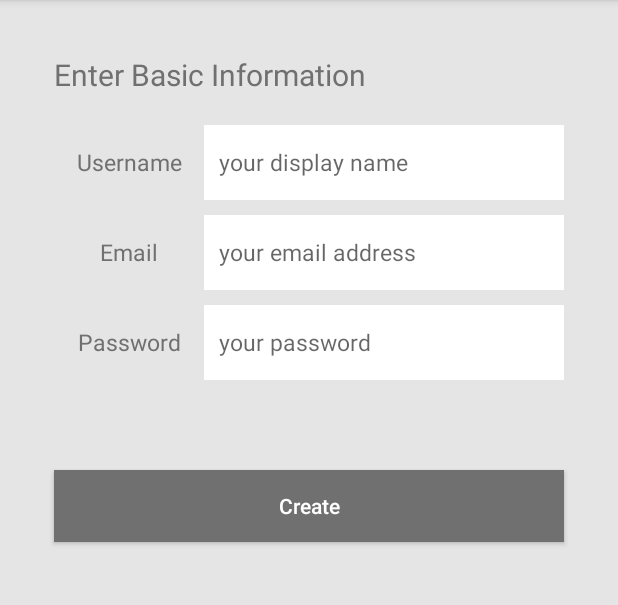
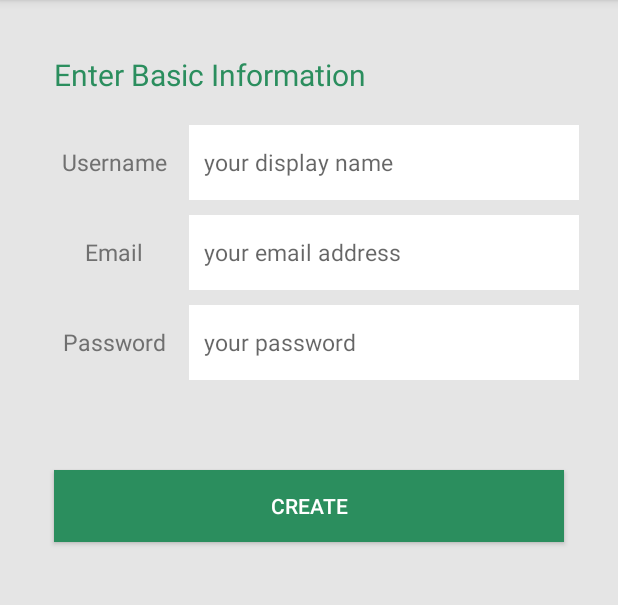
Before and after one commit to Xinbei/Dartmouth-Coach-App, an Android app: the CreateAccountActivity screen opened directly, with no data from a screen before it, on a phone screen of 412 x 824 dp, the part 84-689 px from its top. Run offline under Robolectric (Android 15) with nearby library versions, the phone set to English and light mode, and no system bars.

Commit message:
login complete

```diff
--- a/DartmouthCoach/app/src/main/AndroidManifest.xml
+++ b/DartmouthCoach/app/src/main/AndroidManifest.xml
@@ -68,13 +68,7 @@
             </intent-filter>
         </activity>
 
-
-
-
-
-
         <activity android:name=".RouteChooseActivity" />
-        <activity android:name=".CreateAccountActivity" />
         <activity android:name=".PassengerInfoActivity" />
         <activity android:name=".OrderSummaryActivity" />
         <activity android:name=".PaymentInfoActivity" />
--- a/DartmouthCoach/app/src/main/java/com/example/cs167/dartmouthcoach/Fragments/ScheduleFragment.java
+++ b/DartmouthCoach/app/src/main/java/com/example/cs167/dartmouthcoach/Fragments/ScheduleFragment.java
@@ -32,6 +32,8 @@ public class ScheduleFragment extends Fragment {
 
         final LinearLayout boston_schedue = (LinearLayout) rootView.findViewById(R.id.boston_schedule);
         final LinearLayout nyc_schedule = (LinearLayout) rootView.findViewById(R.id.nyc_schedule);
+
+        nyc_schedule.setVisibility(View.GONE);
 
         RadioGroup radioGroup = (RadioGroup) rootView.findViewById(R.id.radioGroup);
 
--- a/DartmouthCoach/app/src/main/java/com/example/cs167/dartmouthcoach/Fragments/UserFragment.java
+++ b/DartmouthCoach/app/src/main/java/com/example/cs167/dartmouthcoach/Fragments/UserFragment.java
@@ -7,6 +7,7 @@ import android.view.LayoutInflater;
 import android.view.View;
 import android.view.ViewGroup;
 
+import com.example.cs167.dartmouthcoach.Global;
 import com.example.cs167.dartmouthcoach.R;
 
 /**
@@ -20,6 +21,7 @@ public class UserFragment extends PreferenceFragment {
         super.onCreate(saveInstanceState);
 
         addPreferencesFromResource(R.xml.user_center);
+
     }
 
 }
--- a/DartmouthCoach/app/src/main/java/com/example/cs167/dartmouthcoach/Global.java
+++ b/DartmouthCoach/app/src/main/java/com/example/cs167/dartmouthcoach/Global.java
@@ -12,6 +12,10 @@ import java.util.List;
 public class Global {
     public static final String USER_NAME = "username";
     public static final String USER_EMAIL = "email";
+
+    public static final String LOGIN_METHOD_KEY = "login_method_key";
+    public static final String EMAIL_LOGIN = "email_login";
+    public static final String GUEST_LOGIN = "guest_login";
 
     public static final String[] LOCATION_LIST = {"None", "Hanover","Lebanon",
             "New London","South Station", "Logan Airport", "New York"};
--- a/DartmouthCoach/app/src/main/res/layout/activity_create_account.xml
+++ b/DartmouthCoach/app/src/main/res/layout/activity_create_account.xml
@@ -8,8 +8,7 @@
     android:paddingLeft="@dimen/activity_horizontal_margin"
     android:paddingRight="@dimen/activity_horizontal_margin"
     android:paddingTop="@dimen/activity_vertical_margin"
-    android:background="@color/color6"
-    tools:context="me.ddfw.storyaround.CreateAccountActivity">
+    android:background="@color/color6">
 
     <LinearLayout
         android:layout_width="match_parent"
@@ -29,6 +28,7 @@
                 android:layout_width="match_parent"
                 android:layout_height="wrap_content"
                 android:textSize="20dp"
+                android:textColor="@color/color1"
                 android:text="Enter Basic Information" />
         </LinearLayout>
 
@@ -39,8 +39,8 @@
         <LinearLayout
             android:layout_width="match_parent"
             android:layout_height="50dp"
-            android:layout_marginLeft="20dp"
-            android:layout_marginRight="20dp"
+            android:layout_marginLeft="10dp"
+            android:layout_marginRight="10dp"
             android:background="@color/color5"
             android:orientation="horizontal">
             <TextView
@@ -69,8 +69,8 @@
         <LinearLayout
             android:layout_width="match_parent"
             android:layout_height="50dp"
-            android:layout_marginLeft="20dp"
-            android:layout_marginRight="20dp"
+            android:layout_marginLeft="10dp"
+            android:layout_marginRight="10dp"
             android:layout_marginTop="10dp"
             android:background="@color/color5"
             android:orientation="horizontal">
@@ -99,8 +99,8 @@
         <LinearLayout
             android:layout_width="match_parent"
             android:layout_height="50dp"
-            android:layout_marginLeft="20dp"
-            android:layout_marginRight="20dp"
+            android:layout_marginLeft="10dp"
+            android:layout_marginRight="10dp"
             android:layout_marginTop="10dp"
             android:background="@color/color5"
             android:orientation="horizontal">
@@ -148,12 +148,11 @@
             android:layout_width="match_parent"
             android:layout_height="wrap_content"
             android:layout_margin="20dp"
-            android:background="@color/white"
+            android:background="@color/color1"
             android:onClick="onNewAcc"
             android:textAllCaps="false"
-            android:backgroundTint="@color/color4"
             android:textColor="@color/white"
-            android:text="Create" />
+            android:text="CREATE" />
 
 
     </LinearLayout>
--- a/DartmouthCoach/app/src/main/res/layout/fragment_profile_login.xml
+++ b/DartmouthCoach/app/src/main/res/layout/fragment_profile_login.xml
@@ -23,9 +23,8 @@
             android:layout_height="wrap_content"
             android:layout_margin="20dp"
             android:background="@color/white"
-            android:onClick="onSwitch"
             android:text="@string/button_sign_in"
-            android:backgroundTint="@color/color4"
+            android:backgroundTint="@color/color1"
             android:textColor="@color/white"
             android:textAllCaps="false" />
 
--- a/DartmouthCoach/app/src/main/res/values/strings.xml
+++ b/DartmouthCoach/app/src/main/res/values/strings.xml
@@ -6,7 +6,7 @@
     <string name="text_email">Email</string>
     <string name="text_password">Password</string>
     <string name="button_create_account">Create Account</string>
-    <string name="button_sign_in">Sign In</string>
+    <string name="button_sign_in">SIGN IN</string>
 
     <!--Fragment Profile Request Login-->
     <string name="login_requet">You need to Login</string>
--- a/DartmouthCoach/app/src/main/res/xml/user_center.xml
+++ b/DartmouthCoach/app/src/main/res/xml/user_center.xml
@@ -36,11 +36,11 @@
 
     <com.example.cs167.dartmouthcoach.MyPreferenceCategory
         android:title="App Settings">
-        <CheckBoxPreference
+        <SwitchPreference
             android:key="notifications"
             android:title="Notifications"
             android:summary="Turn off notification alerts"/>
-        <CheckBoxPreference
+        <SwitchPreference
             android:key="privacy_setting"
             android:title="Privacy Setting"
             android:summary="Save your information anonymously"/>
--- a/DartmouthCoach/build.gradle
+++ b/DartmouthCoach/build.gradle
@@ -6,7 +6,7 @@ buildscript {
     }
     dependencies {
 
-        classpath 'com.android.tools.build:gradle:2.2.0'
+        classpath 'com.android.tools.build:gradle:2.3.2'
 
         // NOTE: Do not place your application dependencies here; they belong
         // in the individual module build.gradle files
```
Also changed, not shown: DartmouthCoach/app/src/main/java/com/example/cs167/dartmouthcoach/Authen/LoginActivity.java (+10 -9 lines), DartmouthCoach/app/src/main/java/com/example/cs167/dartmouthcoach/CreateAccountActivity.java (+5 -7 lines), DartmouthCoach/app/src/main/java/com/example/cs167/dartmouthcoach/Fragments/LoginFragment.java (added, +39 -0 lines), DartmouthCoach/app/src/main/java/com/example/cs167/dartmouthcoach/MainActivity.java (+20 -1 lines), DartmouthCoach/app/src/main/res/layout/activity_login.xml (+10 -37 lines), DartmouthCoach/app/src/main/res/layout/fragment_schedule.xml (+8 -3 lines).
